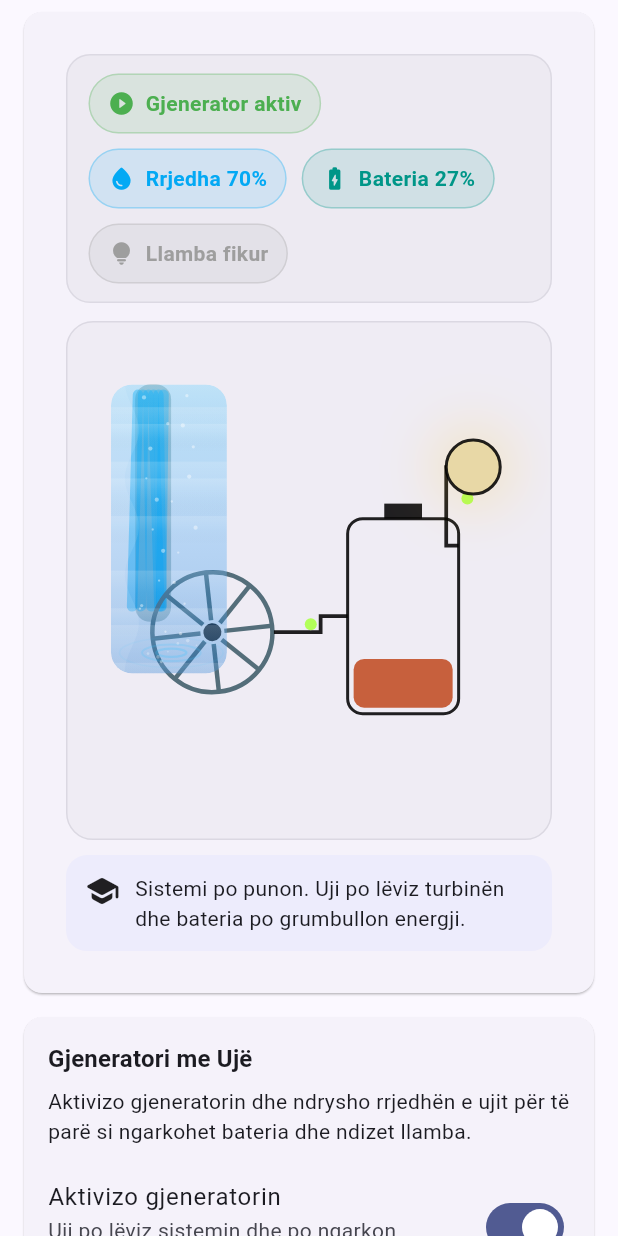
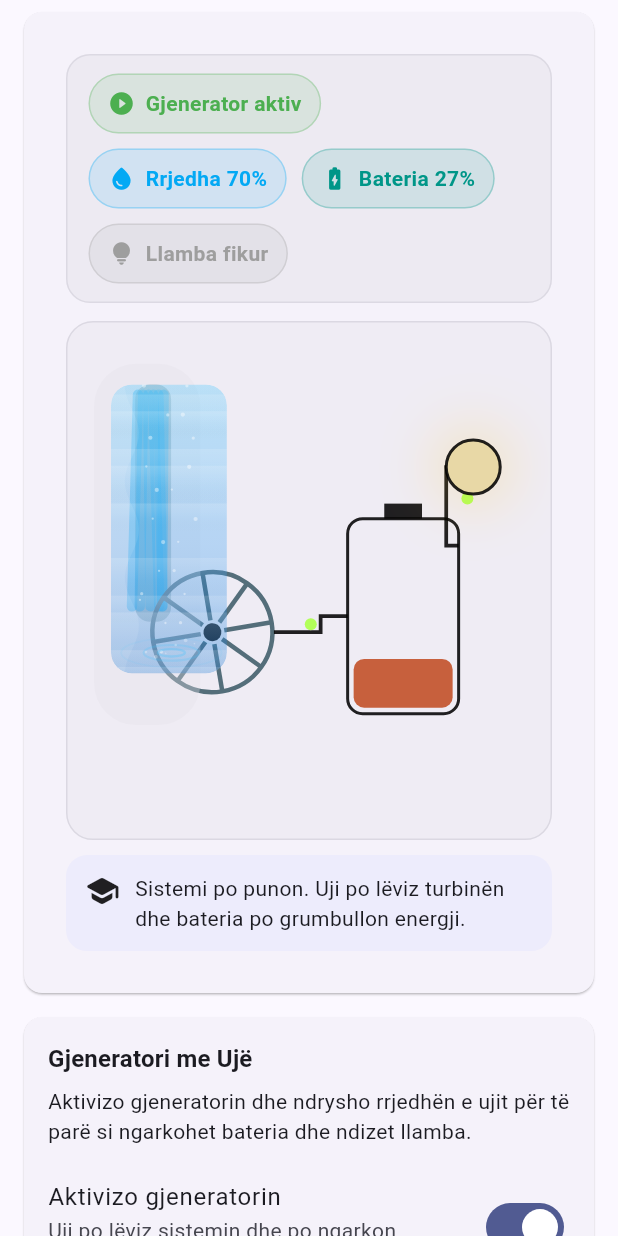
Before and after one commit to drilonkrivaqa/lab_app, a Flutter app: the FaqjaGjeneratoriUjit widget shown alone on an empty page, opened directly, on a phone screen of 412 x 824 dp. Run offline on Flutter 3.47's test engine with Material 3 defaults, Android fonts, the phone set to English and light mode, and no system bars.

Commit message:
hydro_page.dart

```diff
--- a/lib/pages/hydro_page.dart
+++ b/lib/pages/hydro_page.dart
@@ -19,45 +19,24 @@ class _FaqjaGjeneratoriUjitState extends State<FaqjaGjeneratoriUjit>
   bool gjeneratoriAktiv = true;
   double rrjedhaUjit = 0.7;
   double bateria = 0.0;
+
   Duration _kohaFundit = Duration.zero;
+  double _progresiVizual = 0.0;
 
   double get _rrjedhaEfektive => gjeneratoriAktiv ? rrjedhaUjit : 0.0;
 
   @override
   void initState() {
     super.initState();
+
+    // Controller is now only a steady heartbeat for simulation updates.
+    // This keeps battery draining even when water flow becomes 0.
     _kontrolleri = AnimationController(
       vsync: this,
-      duration: _llogaritKohezgjatjen(0.7),
+      duration: const Duration(seconds: 10),
     )..addListener(_perditesoSimulimin);
 
-    _sinkronizoAnimacionin();
-  }
-
-  Duration _llogaritKohezgjatjen(double rrjedha) {
-    final r = rrjedha.clamp(0.0, 1.0);
-    final ms = (2400 - (r * 1900)).round(); // 2400ms -> 500ms
-    return Duration(milliseconds: ms.clamp(500, 2400));
-  }
-
-  void _sinkronizoAnimacionin() {
-    final rrjedha = _rrjedhaEfektive;
-
-    if (rrjedha <= 0.001) {
-      _kontrolleri.stop();
-      return;
-    }
-
-    final ishteAnimating = _kontrolleri.isAnimating;
-    final vleraAktuale = _kontrolleri.value;
-
-    _kontrolleri.duration = _llogaritKohezgjatjen(rrjedha);
-
-    if (!ishteAnimating) {
-      _kontrolleri.repeat();
-    } else {
-      _kontrolleri.repeat(min: vleraAktuale, max: 1.0);
-    }
+    _kontrolleri.repeat();
   }
 
   void _perditesoSimulimin() {
@@ -66,15 +45,32 @@ class _FaqjaGjeneratoriUjitState extends State<FaqjaGjeneratoriUjit>
     _kohaFundit = koha;
     if (dt <= 0) return;
 
-    final eRe = HidroModel.ndryshoNgarkesen(
+    final rrjedhaEfektive = _rrjedhaEfektive;
+
+    final bateriaRe = HidroModel.ndryshoNgarkesen(
       aktuale: bateria,
       aktiv: gjeneratoriAktiv,
       rrjedha: rrjedhaUjit,
       dt: dt,
     );
 
-    if ((eRe - bateria).abs() > 0.0005 && mounted) {
-      setState(() => bateria = eRe);
+    // Visual wheel/water progress is advanced manually based on real water flow.
+    // When there is no flow, progress stops, so the wheel stays stationary.
+    final shpejtesiaRrotes = 0.15 + (rrjedhaEfektive * 1.85);
+    if (rrjedhaEfektive > 0.001) {
+      _progresiVizual = (_progresiVizual + dt * shpejtesiaRrotes) % 1.0;
+    }
+
+    final kaNdryshimBaterie = (bateriaRe - bateria).abs() > 0.0005;
+
+    if ((kaNdryshimBaterie || rrjedhaEfektive > 0.001) && mounted) {
+      setState(() {
+        bateria = bateriaRe;
+      });
+    } else if (kaNdryshimBaterie && mounted) {
+      setState(() {
+        bateria = bateriaRe;
+      });
     }
   }
 
@@ -92,7 +88,7 @@ class _FaqjaGjeneratoriUjitState extends State<FaqjaGjeneratoriUjit>
       rrjedhaUjit = 0.7;
       bateria = 0;
       _kohaFundit = Duration.zero;
-      _sinkronizoAnimacionin();
+      _progresiVizual = 0.0;
     });
   }
 
@@ -145,15 +141,26 @@ class _FaqjaGjeneratoriUjitState extends State<FaqjaGjeneratoriUjit>
                                 children: [
                                   CustomPaint(
                                     painter: PiktoriGjeneratorit(
-                                      progresi: _kontrolleri.value,
-                                      rrjedhaUjit: 0.0, // old flow removed
+                                      progresi: _progresiVizual,
+                                      rrjedhaUjit: 0.0,
                                       bateria: bateria,
                                     ),
                                     child: const SizedBox.expand(),
                                   ),
+
+                                  // Mask old rectangular waterfall visuals that may
+                                  // still be drawn inside hydro_painter.
+                                  IgnorePointer(
+                                    child: _MbulesaRrjedhesSeVjeter(
+                                      backgroundColor: skema
+                                          .surfaceContainerHighest
+                                          .withOpacity(0.35),
+                                    ),
+                                  ),
+
                                   IgnorePointer(
                                     child: _RrjedhaUjitOverlay(
-                                      progresi: _kontrolleri.value,
+                                      progresi: _progresiVizual,
                                       rrjedhaUjit: rrjedhaEfektive,
                                     ),
                                   ),
@@ -204,7 +211,6 @@ class _FaqjaGjeneratoriUjitState extends State<FaqjaGjeneratoriUjit>
                       onChanged: (v) {
                         setState(() {
                           gjeneratoriAktiv = v;
-                          _sinkronizoAnimacionin();
                         });
                       },
                     ),
@@ -223,7 +229,6 @@ class _FaqjaGjeneratoriUjitState extends State<FaqjaGjeneratoriUjit>
                         onChanged: (v) {
                           setState(() {
                             rrjedhaUjit = v;
-                            _sinkronizoAnimacionin();
                           });
                         },
                       ),
@@ -322,7 +327,8 @@ class _PaneliGjendjes extends StatelessWidget {
             ikona: gjeneratoriAktiv
                 ? Icons.play_circle_fill_rounded
                 : Icons.pause_circle_filled_rounded,
-            etiketa: gjeneratoriAktiv ? 'Gjenerator aktiv' : 'Gjenerator i ndalur',
+            etiketa:
+            gjeneratoriAktiv ? 'Gjenerator aktiv' : 'Gjenerator i ndalur',
             ngjyra: gjeneratoriAktiv ? Colors.green : Colors.grey,
           ),
           _StatusChip(
@@ -368,7 +374,7 @@ class _MesazhDidaktikHidro extends StatelessWidget {
       'Gjeneratori është i ndalur. Pa rrjedhje aktive të ujit, bateria nuk vazhdon të ngarkohet.';
     } else if (rrjedhaUjit <= 0.001) {
       mesazhi =
-      'Nuk ka rrjedhje uji. Prandaj rrota qëndron e palëvizshme dhe sistemi nuk prodhon energji.';
+      'Nuk ka rrjedhje uji. Prandaj rrota qëndron e palëvizshme dhe bateria fillon të zbrazet gradualisht.';
     } else if (rrjedhaUjit < 0.3) {
       mesazhi =
       'Rrjedha e ujit është e vogël. Provo ta rrisësh që bateria të ngarkohet më shpejt.';
@@ -400,6 +406,41 @@ class _MesazhDidaktikHidro extends StatelessWidget {
           ),
         ],
       ),
+    );
+  }
+}
+
+class _MbulesaRrjedhesSeVjeter extends StatelessWidget {
+  final Color backgroundColor;
+
+  const _MbulesaRrjedhesSeVjeter({
+    required this.backgroundColor,
+  });
+
+  @override
+  Widget build(BuildContext context) {
+    return LayoutBuilder(
+      builder: (context, c) {
+        final w = c.maxWidth;
+        final h = c.maxHeight;
+
+        return Stack(
+          children: [
+            Positioned(
+              left: w * 0.055,
+              top: h * 0.08,
+              width: w * 0.22,
+              height: h * 0.70,
+              child: DecoratedBox(
+                decoration: BoxDecoration(
+                  color: backgroundColor,
+                  borderRadius: BorderRadius.circular(28),
+                ),
+              ),
+            ),
+          ],
+        );
+      },
     );
   }
 }
```
